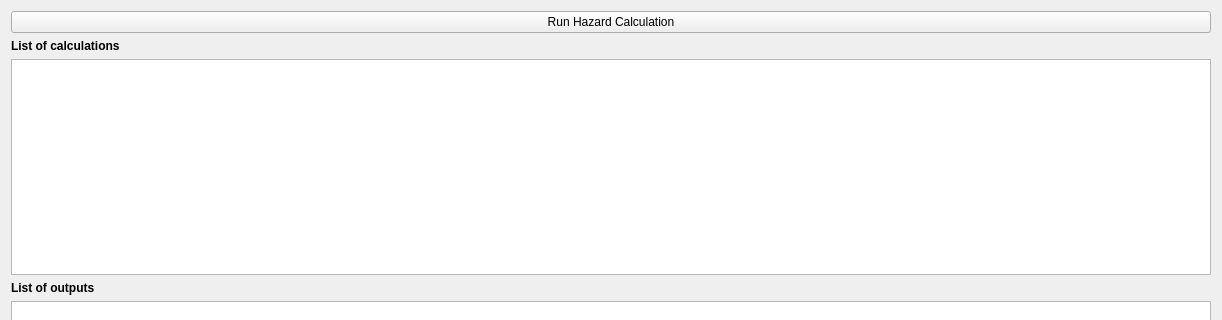
Before: the Qt Designer form svir/ui/ui_drive_engine_server.ui in gem/oq-irmt-qgis, drawn with Qt 5; both pictures show x 0 to 1222 and y 0 to 320 of the 1222 by 555 pixel window.
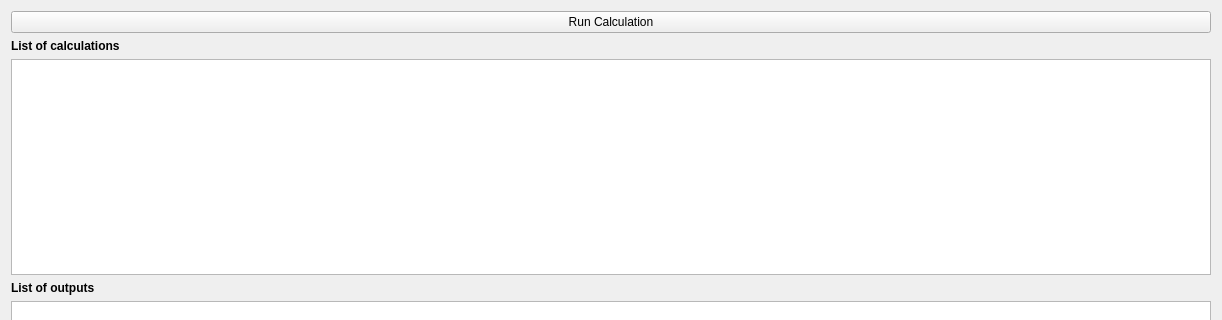
After: the same form once the commit is applied.

Commit message: Unify run_hazard and run_risk methods as run_calc

Patch:
```diff
--- a/svir/ui/ui_drive_engine_server.ui
+++ b/svir/ui/ui_drive_engine_server.ui
@@ -17,7 +17,7 @@
    <item>
     <widget class="QPushButton" name="run_hazard_btn">
      <property name="text">
-      <string>Run Hazard Calculation</string>
+      <string>Run Calculation</string>
      </property>
     </widget>
    </item>
```
Left out of the diff: 2 changed lines with no effect on the pictures. The commit also changes 2 other files.
